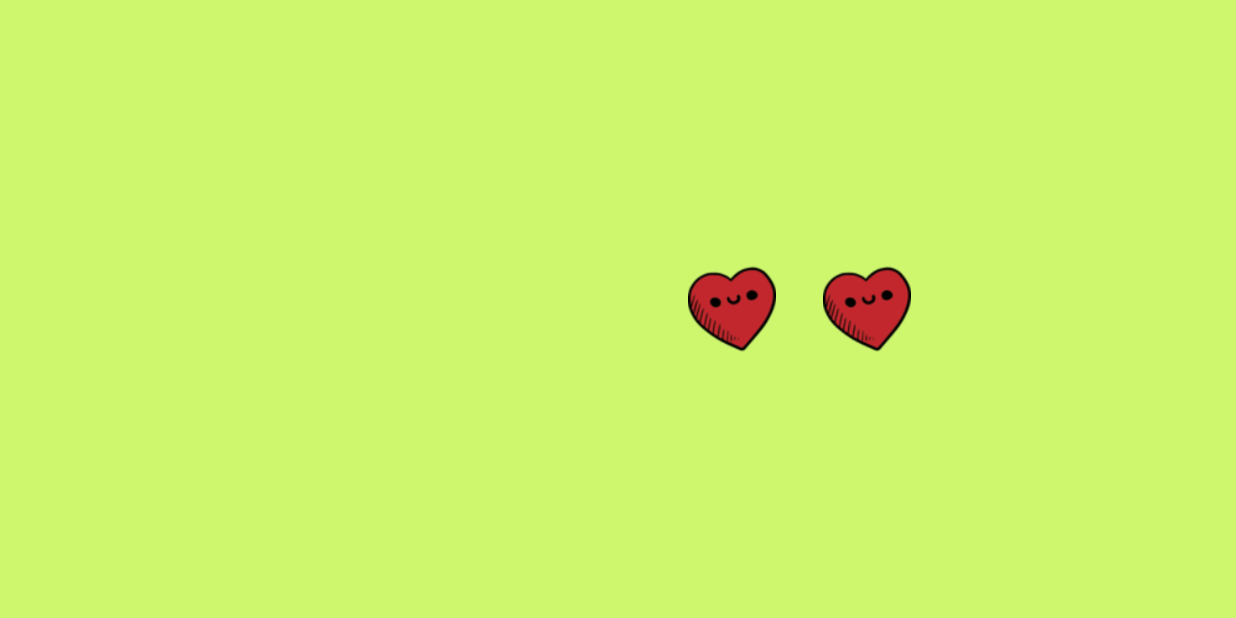
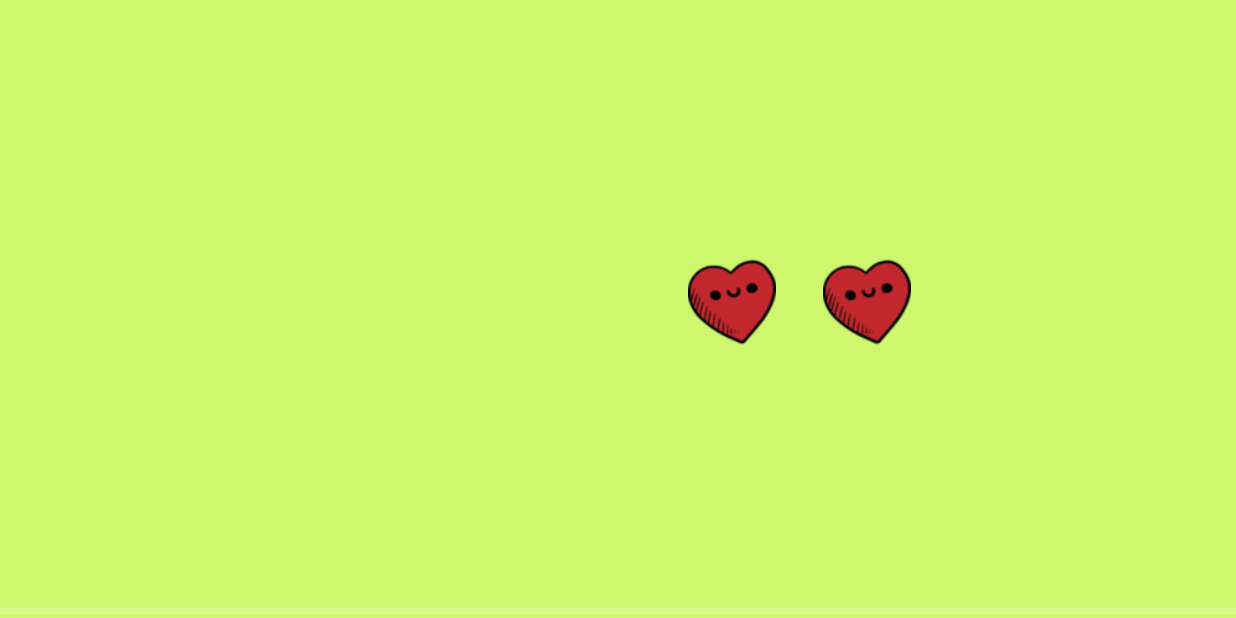
Before and after one commit to dsaint31x/AOculus, an Android app: the FifteenDots screen opened directly, with no data from a screen before it, on a phone screen of 824 x 412 dp (held sideways). Run offline under Robolectric (Android 15) with nearby library versions, the phone set to English and light mode, and no system bars.

Commit message:
FifteenDots 일시정지, 시작 기능 추가 -> set로 묶어서 왔다갔다하는 기능 추가 예정

```diff
--- a/app/src/main/java/com/example/sol/oculus/ExplainFD.java
+++ b/app/src/main/java/com/example/sol/oculus/ExplainFD.java
@@ -12,7 +12,8 @@ public class ExplainFD extends AppCompatActivity {
         setContentView(R.layout.activity_explain_fd);
     }
 
-    public void explainFClicked(View view) {
+    public void explainFDClicked(View view) {
+        FifteenDots.flag = true;
         finish();
     }
 }
--- a/app/src/main/java/com/example/sol/oculus/FifteenDots.java
+++ b/app/src/main/java/com/example/sol/oculus/FifteenDots.java
@@ -1,13 +1,96 @@
 package com.example.sol.oculus;
 
+import android.content.Intent;
+import android.os.Bundle;
 import android.support.v7.app.AppCompatActivity;
-import android.os.Bundle;
+import android.util.Log;
+import android.view.View;
+import android.widget.ImageView;
+import android.widget.ProgressBar;
+import android.widget.RelativeLayout;
 
 public class FifteenDots extends AppCompatActivity {
+    ProgressBar progressBar;
+    RelativeLayout relativeLayout;
+    ImageView mImgView_left;
+    ImageView mImgView_right;
+    MyTranslateAnimation animTransLeft;
+    MyTranslateAnimation animTransRight;
+
+    int time = 0;                           //시간
+    static boolean flag = false;            //프로그레스바 플래그
 
     @Override
     protected void onCreate(Bundle savedInstanceState) {
         super.onCreate(savedInstanceState);
         setContentView(R.layout.activity_fifteen_dots);
+
+        relativeLayout = (RelativeLayout) findViewById(R.id.pauseFD);
+
+        Intent intent = new Intent(this, ExplainFD.class);
+        startActivity(intent);
+
+        mImgView_left = (ImageView) findViewById(R.id.left_icon);
+        mImgView_right = (ImageView) findViewById(R.id.right_icon); //이미지 정의
+
+        animTransRight = (MyTranslateAnimation) MyAnimationUtils.loadAnimation(this,R.anim.translate_right);
+        animTransLeft = (MyTranslateAnimation) MyAnimationUtils.loadAnimation(this,R.anim.translate);
+
+        progressBar = (ProgressBar) findViewById(R.id.progressBar2);
+        progressBar.setIndeterminate(false);
+        progressBar.setMax(100);
+
+        mImgView_left.startAnimation(animTransLeft);
+        mImgView_right.startAnimation(animTransRight);
+
+        Thread t = new Thread(new Runnable() {
+            @Override
+            public void run() {
+                while (true) {
+                    if(flag) {
+                        time++;
+                        Log.d("FifteenDots", "운동중");
+
+                        if (time > 100) {
+                            Log.d("FifteenDots", "운동완료");
+                            time = 0;
+                            flag = false;
+                            finish();
+                        }
+
+                        progressBar.setProgress(time);
+
+                        try {
+                            Thread.sleep(1000);
+                        } catch (InterruptedException e) {
+                            e.printStackTrace();
+                        }
+                    }
+                }
+            }
+        });
+        t.start();
+    }
+
+    @Override
+    public void onBackPressed() {
+        flag = false;
+        super.onBackPressed();
+    }
+
+    public void startFDClicked(View view) {
+        animTransRight.resume();
+        animTransLeft.resume();
+
+        relativeLayout.setVisibility(View.GONE);
+        flag = true;
+    }
+
+    public void pauseFDClicked(View view) {
+        animTransLeft.pause();
+        animTransRight.pause();
+
+        flag = false;
+        relativeLayout.setVisibility(View.VISIBLE);
     }
 }
--- /dev/null
+++ b/app/src/main/java/com/example/sol/oculus/MyAnimationUtils.java
@@ -0,0 +1,91 @@
+package com.example.sol.oculus;
+
+import android.content.Context;
+import android.content.res.Resources;
+import android.content.res.XmlResourceParser;
+import android.util.AttributeSet;
+import android.util.Xml;
+import android.view.animation.AlphaAnimation;
+import android.view.animation.Animation;
+import android.view.animation.AnimationSet;
+import android.view.animation.RotateAnimation;
+import android.view.animation.ScaleAnimation;
+
+import org.xmlpull.v1.XmlPullParser;
+import org.xmlpull.v1.XmlPullParserException;
+
+import java.io.IOException;
+
+/**
+ * Created by Sol on 2017-01-23.
+ */
+
+public class MyAnimationUtils {
+    public static Animation loadAnimation(Context context, int id) throws Resources.NotFoundException {
+
+        XmlResourceParser parser = null;
+        try {
+            parser = context.getResources().getAnimation(id);
+            return createAnimationFromXml(context, parser);
+        } catch (XmlPullParserException ex) {
+            Resources.NotFoundException rnf = new Resources.NotFoundException("Can't load animation resource ID #0x" + Integer.toHexString(id));
+            rnf.initCause(ex);
+            throw rnf;
+        } catch (IOException ex) {
+            Resources.NotFoundException rnf = new Resources.NotFoundException("Can't load animation resource ID #0x" + Integer.toHexString(id));
+            rnf.initCause(ex);
+            throw rnf;
+        } finally {
+            if (parser != null) parser.close();
+        }
+
+    }
+
+    private static Animation createAnimationFromXml(Context c, XmlPullParser parser) throws XmlPullParserException, IOException {
+
+        return createAnimationFromXml(c, parser, null, Xml.asAttributeSet(parser));
+
+    }
+
+    private static Animation createAnimationFromXml(Context c, XmlPullParser parser, AnimationSet parent, AttributeSet attrs) throws XmlPullParserException, IOException {
+
+        Animation anim = null;
+
+        // Make sure we are on a start tag.
+        int type;
+        int depth = parser.getDepth();
+
+        while (((type=parser.next()) != XmlPullParser.END_TAG || parser.getDepth() > depth)
+                && type != XmlPullParser.END_DOCUMENT) {
+
+            if (type != XmlPullParser.START_TAG) {
+                continue;
+            }
+
+            String  name = parser.getName();
+
+            if (name.equals("set")) {
+                anim = new AnimationSet(c, attrs);
+                createAnimationFromXml(c, parser, (AnimationSet)anim, attrs);
+            } else if (name.equals("alpha")) {
+                anim = new AlphaAnimation(c, attrs);
+            } else if (name.equals("scale")) {
+                anim = new ScaleAnimation(c, attrs);
+            }  else if (name.equals("rotate")) {
+                anim = new RotateAnimation(c, attrs);
+            }  else if (name.equals("translate")) {
+                //anim = new TranslateAnimation(c, attrs);
+                anim = new MyTranslateAnimation(c, attrs); // отредактировали только эту строчку, остальное взяли как было
+            } else {
+                throw new RuntimeException("Unknown animation name: " + parser.getName());
+            }
+
+            if (parent != null) {
+                parent.addAnimation(anim);
+            }
+        }
+
+        return anim;
+
+    }
+}
--- /dev/null
+++ b/app/src/main/java/com/example/sol/oculus/MyTranslateAnimation.java
@@ -0,0 +1,42 @@
+package com.example.sol.oculus;
+
+import android.content.Context;
+import android.util.AttributeSet;
+import android.view.animation.Transformation;
+import android.view.animation.TranslateAnimation;
+
+
+public class MyTranslateAnimation extends TranslateAnimation {
+    private long mTimePause, mTimeTotal;
+    private boolean mPause;
+
+
+    public MyTranslateAnimation(Context context, AttributeSet attrs) {
+
+        super(context, attrs);
+
+    }
+
+    @Override
+    public boolean getTransformation(long currentTime, Transformation outTransformation) {
+        updateTime(currentTime);
+        return super.getTransformation(mTimeTotal - mTimePause, outTransformation);
+    }
+
+    private void updateTime(long currentTime) {
+        long dt = currentTime - mTimeTotal;
+        mTimeTotal += dt;
+        if (mPause) {
+            mTimePause += dt;
+        }
+    }
+
+    public void pause() {
+        mPause = true;
+    }
+
+    public void resume() {
+        mPause = false;
+    }
+
+}
--- a/app/src/main/res/layout/activity_fifteen_dots.xml
+++ b/app/src/main/res/layout/activity_fifteen_dots.xml
@@ -1,5 +1,5 @@
 <?xml version="1.0" encoding="utf-8"?>
-<RelativeLayout xmlns:android="http://schemas.android.com/apk/res/android"
+<FrameLayout xmlns:android="http://schemas.android.com/apk/res/android"
     xmlns:tools="http://schemas.android.com/tools"
     android:id="@+id/activity_fifteen_dots"
     android:layout_width="match_parent"
@@ -7,6 +7,15 @@
     tools:context="com.example.sol.oculus.FifteenDots"
     android:background="#cef76e">
 
+    <LinearLayout
+        android:layout_width="match_parent"
+        android:layout_height="match_parent"
+        android:orientation="vertical">
+        <RelativeLayout
+            android:layout_width="match_parent"
+            android:layout_height="0dp"
+            android:layout_weight="50"
+            android:onClick="pauseFDClicked">
             <ImageView
                 android:id="@+id/left_icon"
                 android:layout_width="60dp"
@@ -29,5 +38,21 @@
                 android:layout_alignTop="@+id/left_icon"
                 android:layout_alignParentRight="true"
                 android:layout_alignParentEnd="true" />
-
         </RelativeLayout>
+        <ProgressBar
+            style="?android:attr/progressBarStyleHorizontal"
+            android:layout_width="match_parent"
+            android:layout_height="0dp"
+            android:layout_weight="1"
+            android:id="@+id/progressBar2"
+            android:max="100" />
+    </LinearLayout>
+    <RelativeLayout
+        android:layout_width="match_parent"
+        android:layout_height="match_parent"
+        android:id="@+id/pauseFD"
+        android:background="#44000000"
+        android:visibility="gone"
+        android:onClick="startFDClicked">
+    </RelativeLayout>
+</FrameLayout>
--- a/app/src/main/res/layout/activity_follow_me.xml
+++ b/app/src/main/res/layout/activity_follow_me.xml
@@ -23,7 +23,8 @@
             android:layout_width="match_parent"
             android:layout_height="0dp"
             android:id="@+id/progressBar"
-            android:layout_weight="1" />
+            android:layout_weight="1"
+            android:max="100" />
     </LinearLayout>
     <RelativeLayout
         android:layout_width="match_parent"
@@ -32,7 +33,5 @@
         android:background="#44000000"
         android:visibility="gone"
         android:onClick="startFMClicked">
-
     </RelativeLayout>
-
 </FrameLayout>
```
Also changed, not shown: app/src/main/AndroidManifest.xml (+7 -4 lines), app/src/main/java/com/example/sol/oculus/Brightnesss.java (added, +13 -0 lines), app/src/main/res/layout/activity_brightnesss.xml (added, +13 -0 lines), app/src/main/res/layout/activity_fifteen.xml (deleted, +0 -70 lines), app/src/main/res/layout/explain_fifteen.xml (deleted, +0 -38 lines), app/src/main/res/layout/explain_follow.xml (deleted, +0 -20 lines). Lines whose indentation alone changed are shown as unchanged.
